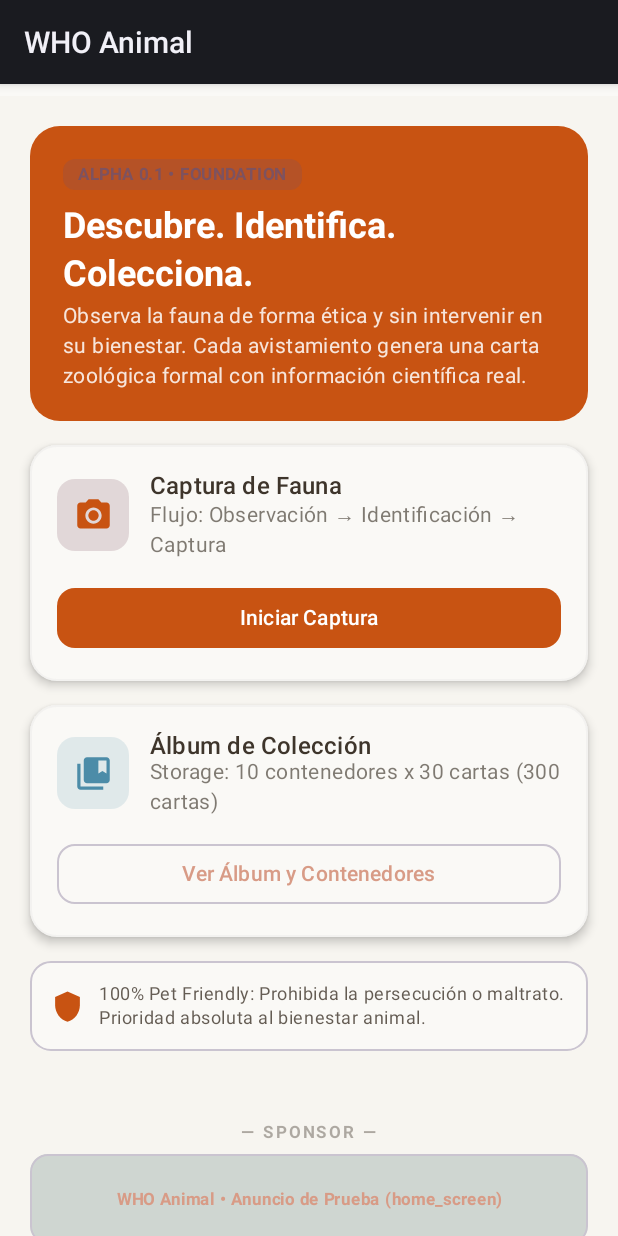
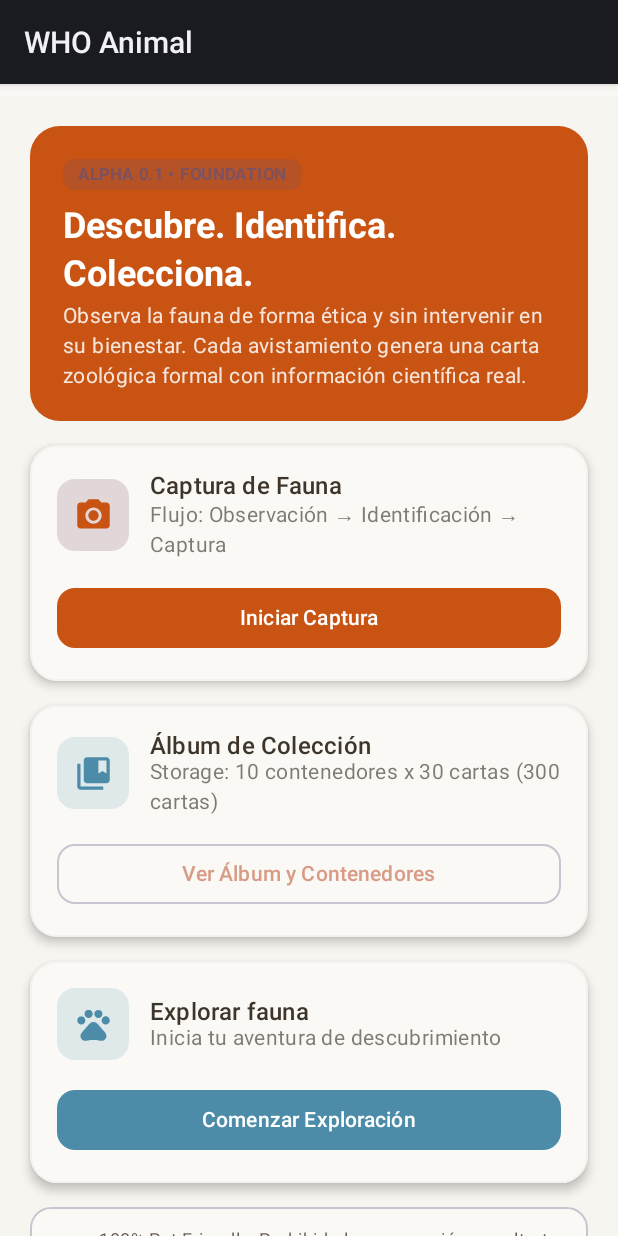
Before and after one commit to d4ms36/whoanimal, an Android app built with Jetpack Compose: the HomeScreen screen opened through its navigation route, on a phone screen of 412 x 824 dp. Run offline under Robolectric (Android 15) with nearby library versions, the light colour scheme and no system bars; our stand-ins replace Room's generated code.

Commit message:
WHO-P00-002B-R2 — Radar de Exploración MVP

```diff
--- a/android/app/src/main/java/com/whoanimal/app/ui/navigation/AppNavHost.kt
+++ b/android/app/src/main/java/com/whoanimal/app/ui/navigation/AppNavHost.kt
@@ -28,6 +28,7 @@ import com.whoanimal.app.ui.screens.welcome.WelcomeScreen
 import androidx.compose.runtime.rememberCoroutineScope
 import com.whoanimal.app.data.local.repository.RoomCollectionStorageRepository
 import com.whoanimal.app.domain.model.AnimalCardContract
+import com.whoanimal.app.ui.screens.explore.ExploreScreen
 import com.whoanimal.app.domain.model.DecisionStatus
 import com.whoanimal.app.domain.model.IdentificationDecisionContract
 import com.whoanimal.app.domain.model.ObservationContract
@@ -115,15 +116,16 @@ fun AppNavHost(
 
         composable(NavDestination.Home.route) {
             HomeScreen(
-                onNavigateToCapture = {
-                    navController.navigate(NavDestination.Capture.route)
-                },
-                onNavigateToCollection = {
-                    navController.navigate(NavDestination.Collection.route)
-                },
+                onNavigateToCapture = { navController.navigate(NavDestination.Capture.route) },
+                onNavigateToExplore = { navController.navigate(NavDestination.Explore.route) },
+                onNavigateToCollection = { navController.navigate(NavDestination.Collection.route) },
                 profileRepository = effectiveProfileRepository,
                 adService = effectiveAdService
             )
+        }
+
+        composable(NavDestination.Explore.route) {
+            ExploreScreen()
         }
 
         composable(NavDestination.Capture.route) {
@@ -142,6 +144,9 @@ fun AppNavHost(
                 }
             )
         }
+
+
+
 
         composable(NavDestination.IdentificationResult.route) {
             IdentificationResultScreen(
--- a/android/app/src/main/java/com/whoanimal/app/ui/navigation/NavDestinations.kt
+++ b/android/app/src/main/java/com/whoanimal/app/ui/navigation/NavDestinations.kt
@@ -12,6 +12,7 @@ sealed class NavDestination(val route: String) {
     object CreateProfile : NavDestination("create_profile")
     object Home : NavDestination("home")
     object Capture : NavDestination("capture")
+    object Explore : NavDestination("explore")
     object IdentificationResult : NavDestination("identification_result")
     object CardReview : NavDestination("card_review")
     object Collection : NavDestination("collection")
--- a/android/app/src/main/java/com/whoanimal/app/ui/screens/home/HomeScreen.kt
+++ b/android/app/src/main/java/com/whoanimal/app/ui/screens/home/HomeScreen.kt
@@ -60,6 +60,7 @@ import com.whoanimal.app.ui.components.ad.AdBannerSlot
 @Composable
 fun HomeScreen(
     onNavigateToCapture: () -> Unit,
+    onNavigateToExplore: () -> Unit,
     onNavigateToCollection: () -> Unit,
     modifier: Modifier = Modifier,
     profileRepository: ProfileRepository? = null,
@@ -280,6 +281,63 @@ fun HomeScreen(
                 }
             }
 
+// Módulo Tercero: Explorar Catálogo de Especies
+            Card(
+                colors = CardDefaults.cardColors(
+                    containerColor = MaterialTheme.colorScheme.surface
+                ),
+                shape = RoundedCornerShape(18.dp),
+                elevation = CardDefaults.cardElevation(defaultElevation = 4.dp),
+                border = androidx.compose.foundation.BorderStroke(1.dp, MaterialTheme.colorScheme.outline.copy(alpha=0.3f)),
+                modifier = Modifier.fillMaxWidth()
+            ) {
+                Column(modifier = Modifier.padding(18.dp)) {
+                    Row(
+                        verticalAlignment = Alignment.CenterVertically,
+                        modifier = Modifier.fillMaxWidth()
+                    ) {
+                        Box(
+                            modifier = Modifier
+                                .size(48.dp)
+                                .clip(RoundedCornerShape(12.dp))
+                                .background(MaterialTheme.colorScheme.secondary.copy(alpha = 0.15f)),
+                            contentAlignment = Alignment.Center
+                        ) {
+                            Icon(
+                                imageVector = Icons.Default.Pets,
+                                contentDescription = null,
+                                tint = MaterialTheme.colorScheme.secondary,
+                                modifier = Modifier.size(26.dp)
+                            )
+                        }
+                        Spacer(modifier = Modifier.width(14.dp))
+                        Column(modifier = Modifier.weight(1f)) {
+                            Text(
+                                text = stringResource(R.string.home_explore_card_title),
+                                style = MaterialTheme.typography.titleMedium.copy(
+                                    fontWeight = FontWeight.SemiBold
+                                )
+                            )
+                            Text(
+                                text = stringResource(R.string.home_explore_card_subtitle),
+                                style = MaterialTheme.typography.bodyMedium,
+                                color = MaterialTheme.colorScheme.onSurface.copy(alpha = 0.65f)
+                            )
+                        }
+                    }
+                    Spacer(modifier = Modifier.height(16.dp))
+                    Button(
+                        onClick = onNavigateToExplore,
+                        modifier = Modifier.fillMaxWidth(),
+                        shape = RoundedCornerShape(12.dp),
+                        colors = ButtonDefaults.buttonColors(
+                            containerColor = MaterialTheme.colorScheme.secondary
+                        )
+                    ) {
+                        Text(stringResource(R.string.home_start_explore_action))
+                    }
+                }
+            }
             // Indicador de Gobernanza Pet Friendly
             Surface(
                 shape = RoundedCornerShape(14.dp),
--- a/android/app/src/main/res/values/strings.xml
+++ b/android/app/src/main/res/values/strings.xml
@@ -194,4 +194,10 @@
     <!-- Decoupled Advertising (WHO-025) -->
     <string name="ad_stub_banner_label">WHO Animal • Anuncio de Prueba (%1$s)</string>
     <string name="ad_banner_a11y_description">Espacio publicitario de prueba</string>
+    <string name="home_explore_welcome">Bienvenido a la fase de Exploración. Descubre y observa la fauna.</string>
+    <string name="home_explore_card_title">Explorar fauna</string>
+    <string name="home_explore_card_subtitle">Inicia tu aventura de descubrimiento</string>
+    <string name="explore_radar_header">Radar de Exploración</string>
+    <string name="explore_radar_subtitle">Descubre y observa la fauna sin iniciar captura</string>
+    <string name="home_start_explore_action">Comenzar Exploración</string>
 </resources>
```
Also changed, not shown: android/app/src/main/java/com/whoanimal/app/ui/screens/explore/ExploreScreen.kt (added, +55 -0 lines), 1 other file.
